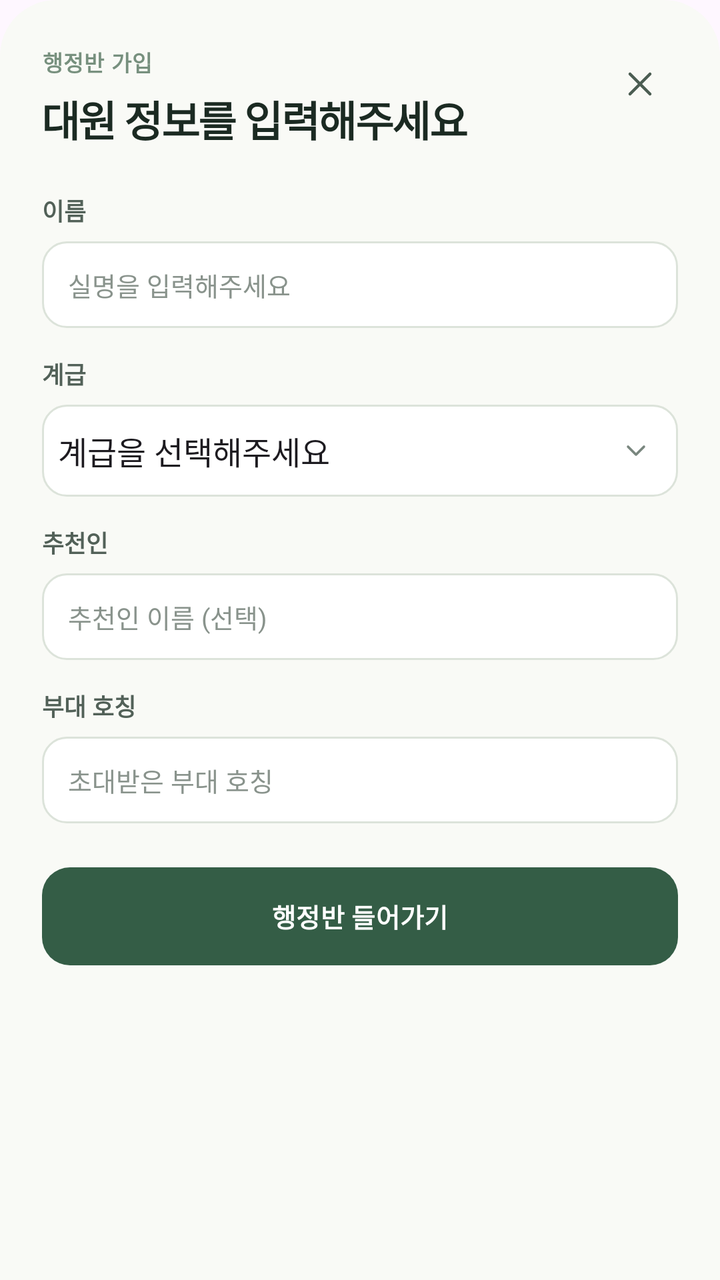
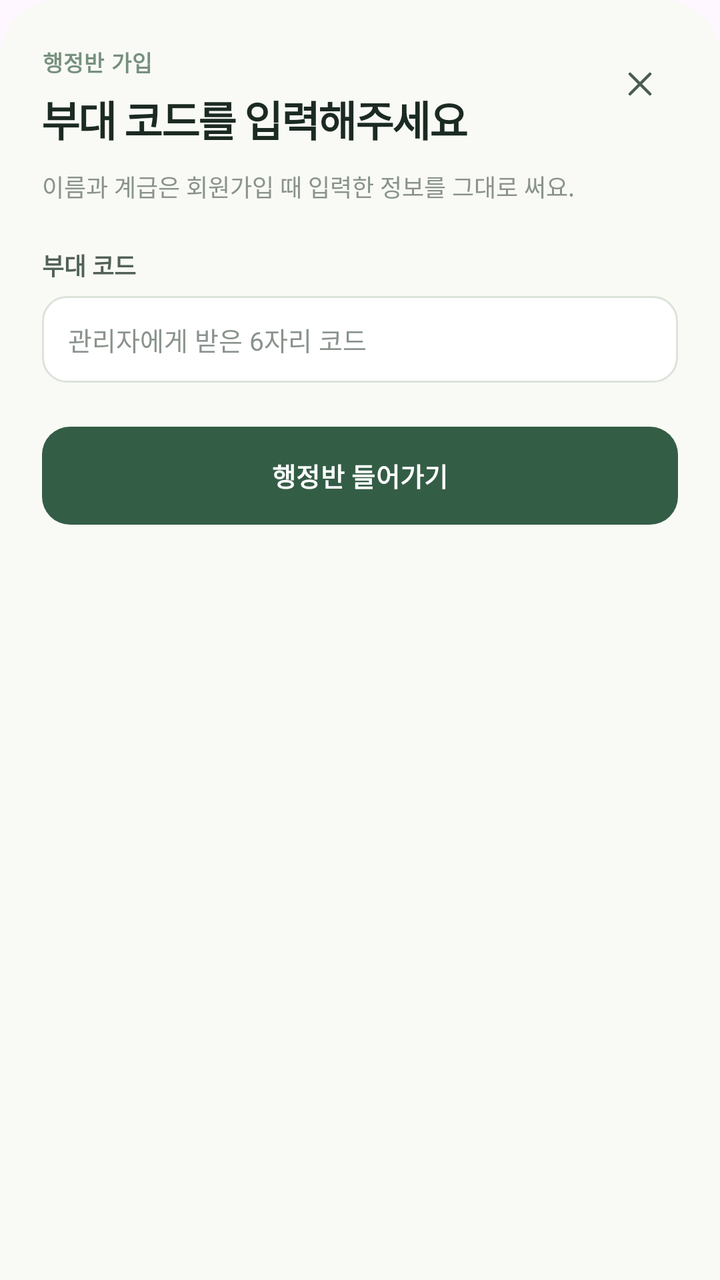

The first picture is an Android layout as it rendered before a commit; the second is the same layout after the commit. The layout source and the unified diff follow.
<!-- AndroidManifest.xml: application theme Theme.Jjamyechan -->
<!-- res/layout/sheet_join.xml -->
<?xml version="1.0" encoding="utf-8"?>
<ScrollView xmlns:android="http://schemas.android.com/apk/res/android"
    xmlns:app="http://schemas.android.com/apk/res-auto"
    android:layout_width="match_parent"
    android:layout_height="wrap_content"
    android:background="@drawable/bg_sheet"
    android:scrollbars="none">

<LinearLayout
    android:layout_width="match_parent"
    android:layout_height="wrap_content"
    android:orientation="vertical"
    android:paddingStart="21dp"
    android:paddingTop="23dp"
    android:paddingEnd="21dp"
    android:paddingBottom="24dp">

    
    <LinearLayout
        android:layout_width="match_parent"
        android:layout_height="wrap_content"
        android:orientation="horizontal">

        <LinearLayout
            android:layout_width="0dp"
            android:layout_height="wrap_content"
            android:layout_weight="1"
            android:orientation="vertical">

            <TextView
                android:id="@+id/tv_sheet_kicker"
                style="@style/JjamText.Kicker"
                android:layout_width="wrap_content"
                android:layout_height="wrap_content"
                android:text="@string/join_kicker" />

            <TextView
                android:id="@+id/tv_sheet_title"
                style="@style/JjamText.SheetTitle"
                android:layout_width="wrap_content"
                android:layout_height="wrap_content"
                android:layout_marginTop="5dp"
                android:text="@string/join_title" />
        </LinearLayout>

        <ImageButton
            android:id="@+id/btn_close"
            android:layout_width="@dimen/icon_button"
            android:layout_height="@dimen/icon_button"
            android:background="@drawable/bg_icon_button"
            android:contentDescription="@string/action_close"
            android:padding="9dp"
            android:scaleType="fitCenter"
            android:src="@drawable/ic_close"
            app:tint="@color/icon_default" />
    </LinearLayout>

    
    <LinearLayout
        android:layout_width="match_parent"
        android:layout_height="wrap_content"
        android:layout_marginTop="22dp"
        android:orientation="vertical">

        <TextView
            style="@style/JjamText.FormLabel"
            android:layout_width="wrap_content"
            android:layout_height="wrap_content"
            android:layout_marginTop="0dp"
            android:text="@string/label_name" />

        <EditText
            android:id="@+id/et_name"
            style="@style/JjamInput"
            android:autofillHints=""
            android:hint="@string/hint_name" />
        <TextView
            style="@style/JjamText.FormLabel"
            android:layout_width="wrap_content"
            android:layout_height="wrap_content"
            android:layout_marginTop="14dp"
            android:text="@string/label_rank" />

        <Spinner
            android:id="@+id/sp_rank"
            style="@style/JjamSpinner"
            android:entries="@array/ranks" />
        <TextView
            style="@style/JjamText.FormLabel"
            android:layout_width="wrap_content"
            android:layout_height="wrap_content"
            android:layout_marginTop="14dp"
            android:text="@string/label_referrer" />

        <EditText
            android:id="@+id/et_referrer"
            style="@style/JjamInput"
            android:autofillHints=""
            android:hint="@string/hint_referrer" />
        <TextView
            style="@style/JjamText.FormLabel"
            android:layout_width="wrap_content"
            android:layout_height="wrap_content"
            android:layout_marginTop="14dp"
            android:text="@string/label_unit_nickname" />

        <EditText
            android:id="@+id/et_unit_nickname"
            style="@style/JjamInput"
            android:autofillHints=""
            android:hint="@string/hint_unit_nickname_join" />
    </LinearLayout>

    <com.google.android.material.button.MaterialButton
        android:id="@+id/btn_submit"
        style="@style/JjamButton"
        android:layout_width="match_parent"
        android:layout_marginTop="22dp"
        android:text="@string/join_submit" />

</LinearLayout>
</ScrollView>
<!-- resources referenced by this layout -->
<resources>
  <string-array name="ranks">
          <item>계급을 선택해주세요</item>
          <item>이병</item>
          <item>일병</item>
          <item>상병</item>
          <item>병장</item>
      </string-array>
  <color name="icon_default">#FF4B5D52</color>
  <dimen name="icon_button">38dp</dimen>
  <!-- drawable bg_sheet (drawable) -->
  <?xml version="1.0" encoding="utf-8"?>
  <shape xmlns:android="http://schemas.android.com/apk/res/android"
      android:shape="rectangle">
      <solid android:color="@color/sheet_bg" />
      <corners
          android:topLeftRadius="28dp"
          android:topRightRadius="28dp" />
  </shape>
  <string name="action_close">닫기</string>
  <string name="hint_name">실명을 입력해주세요</string>
  <string name="hint_referrer">추천인 이름 (선택)</string>
  <string name="hint_unit_nickname_join">초대받은 부대 호칭</string>
  <string name="join_kicker">행정반 가입</string>
  <string name="join_submit">행정반 들어가기</string>
  <string name="join_title">대원 정보를 입력해주세요</string>
  <string name="label_name">이름</string>
  <string name="label_rank">계급</string>
  <string name="label_referrer">추천인</string>
  <string name="label_unit_nickname">부대 호칭</string>
  <style name="JjamSpinner">
          <item name="android:layout_width">match_parent</item>
          <item name="android:layout_height">46dp</item>
          <item name="android:layout_marginTop">7dp</item>
          <item name="android:background">@drawable/bg_spinner</item>
          <item name="android:paddingEnd">32dp</item>
          <item name="android:popupBackground">@color/surface</item>
      </style>
  <style name="JjamText.FormLabel">
          <item name="android:textSize">@dimen/text_caption</item>
          <item name="android:textStyle">bold</item>
          <item name="android:textColor">@color/form_label</item>
      </style>
  <style name="JjamText.SheetTitle">
          <item name="android:textSize">21sp</item>
          <item name="android:textStyle">bold</item>
          <item name="android:letterSpacing">-0.04</item>
      </style>
  <style name="Theme.Jjamyechan" parent="Base.Theme.Jjamyechan" />
  <color name="label_icon_bg">#FFE8EEE2</color>
  <color name="sheet_bg">#FFF9FAF6</color>
  <color name="primary">#FF345D46</color>
  <color name="on_dark">#FFFFFFFF</color>
  <dimen name="text_body">13sp</dimen>
  <color name="input_text">#FF293E31</color>
  <color name="text_muted">#FF89938C</color>
  <!-- drawable bg_spinner (drawable) -->
  <?xml version="1.0" encoding="utf-8"?>
  <layer-list xmlns:android="http://schemas.android.com/apk/res/android">
      <item android:drawable="@drawable/bg_input" />
      <item
          android:width="16dp"
          android:height="16dp"
          android:drawable="@drawable/ic_chevron_down"
          android:end="13dp"
          android:gravity="end|center_vertical" />
  </layer-list>
  <color name="surface">#FFFFFFFF</color>
  <dimen name="text_caption">12sp</dimen>
  <color name="form_label">#FF526158</color>
  <dimen name="text_tiny">11sp</dimen>
  <color name="text_kicker">#FF77907E</color>
  <style name="Base.Theme.Jjamyechan" parent="Theme.Material3.DayNight.NoActionBar">
          
          
          <item name="colorPrimary">@color/primary</item>
          <item name="colorOnPrimary">@color/on_dark</item>
      </style>
  <color name="input_focus">#FF6C8A73</color>
  <color name="input_stroke">#FFDCE3DA</color>
  <!-- drawable ic_chevron_down (drawable) -->
  <?xml version="1.0" encoding="utf-8"?>
  <vector xmlns:android="http://schemas.android.com/apk/res/android"
      android:width="24dp"
      android:height="24dp"
      android:viewportWidth="24"
      android:viewportHeight="24">
      <path
          android:pathData="m6 9 6 6 6-6"
          android:strokeWidth="1.8"
          android:strokeColor="@color/text_hint"
          android:strokeLineCap="round"
          android:strokeLineJoin="round" />
  </vector>
  <color name="text_hint">#FF7A877F</color>
  <!-- unchanged entries left out for length: 6 -->
</resources>

<!-- the commit's change to res/layout/sheet_join.xml (unified diff, before → after) -->
@@ -56,60 +56,29 @@
     </LinearLayout>
 
     
-    <LinearLayout
-        android:layout_width="match_parent"
+    <TextView
+        style="@style/JjamText.Caption"
+        android:layout_width="wrap_content"
+        android:layout_height="wrap_content"
+        android:layout_marginTop="10dp"
+        android:text="@string/join_desc" />
+
+    
+    <TextView
+        style="@style/JjamText.FormLabel"
+        android:layout_width="wrap_content"
         android:layout_height="wrap_content"
         android:layout_marginTop="22dp"
-        android:orientation="vertical">
+        android:text="@string/label_unit_code" />
 
-        <TextView
-            style="@style/JjamText.FormLabel"
-            android:layout_width="wrap_content"
-            android:layout_height="wrap_content"
-            android:layout_marginTop="0dp"
-            android:text="@string/label_name" />
-
-        <EditText
-            android:id="@+id/et_name"
-            style="@style/JjamInput"
-            android:autofillHints=""
-            android:hint="@string/hint_name" />
-        <TextView
-            style="@style/JjamText.FormLabel"
-            android:layout_width="wrap_content"
-            android:layout_height="wrap_content"
-            android:layout_marginTop="14dp"
-            android:text="@string/label_rank" />
-
-        <Spinner
-            android:id="@+id/sp_rank"
-            style="@style/JjamSpinner"
-            android:entries="@array/ranks" />
-        <TextView
-            style="@style/JjamText.FormLabel"
-            android:layout_width="wrap_content"
-            android:layout_height="wrap_content"
-            android:layout_marginTop="14dp"
-            android:text="@string/label_referrer" />
-
-        <EditText
-            android:id="@+id/et_referrer"
-            style="@style/JjamInput"
-            android:autofillHints=""
-            android:hint="@string/hint_referrer" />
-        <TextView
-            style="@style/JjamText.FormLabel"
-            android:layout_width="wrap_content"
-            android:layout_height="wrap_content"
-            android:layout_marginTop="14dp"
-            android:text="@string/label_unit_nickname" />
-
-        <EditText
-            android:id="@+id/et_unit_nickname"
-            style="@style/JjamInput"
-            android:autofillHints=""
-            android:hint="@string/hint_unit_nickname_join" />
-    </LinearLayout>
+    
+    <EditText
+        android:id="@+id/et_unit_code"
+        style="@style/JjamInput"
+        android:autofillHints=""
+        android:hint="@string/hint_unit_code"
+        android:inputType="textCapCharacters"
+        android:maxLength="6" />
 
     <com.google.android.material.button.MaterialButton
         android:id="@+id/btn_submit"
<!-- resource entries referenced after the edit -->
@@ -1,12 +1,5 @@
 <!-- resources referenced by this layout -->
 <resources>
-  <string-array name="ranks">
-          <item>계급을 선택해주세요</item>
-          <item>이병</item>
-          <item>일병</item>
-          <item>상병</item>
-          <item>병장</item>
-      </string-array>
   <color name="icon_default">#FF4B5D52</color>
   <dimen name="icon_button">38dp</dimen>
   <!-- drawable bg_sheet (drawable) -->
@@ -19,23 +12,15 @@
           android:topRightRadius="28dp" />
   </shape>
   <string name="action_close">닫기</string>
-  <string name="hint_name">실명을 입력해주세요</string>
-  <string name="hint_referrer">추천인 이름 (선택)</string>
-  <string name="hint_unit_nickname_join">초대받은 부대 호칭</string>
+  <string name="hint_unit_code">관리자에게 받은 6자리 코드</string>
+  <string name="join_desc">이름과 계급은 회원가입 때 입력한 정보를 그대로 써요.</string>
   <string name="join_kicker">행정반 가입</string>
   <string name="join_submit">행정반 들어가기</string>
-  <string name="join_title">대원 정보를 입력해주세요</string>
-  <string name="label_name">이름</string>
-  <string name="label_rank">계급</string>
-  <string name="label_referrer">추천인</string>
-  <string name="label_unit_nickname">부대 호칭</string>
-  <style name="JjamSpinner">
-          <item name="android:layout_width">match_parent</item>
-          <item name="android:layout_height">46dp</item>
-          <item name="android:layout_marginTop">7dp</item>
-          <item name="android:background">@drawable/bg_spinner</item>
-          <item name="android:paddingEnd">32dp</item>
-          <item name="android:popupBackground">@color/surface</item>
+  <string name="join_title">부대 코드를 입력해주세요</string>
+  <string name="label_unit_code">부대 코드</string>
+  <style name="JjamText.Caption">
+          <item name="android:textSize">@dimen/text_caption</item>
+          <item name="android:textColor">@color/text_muted</item>
       </style>
   <style name="JjamText.FormLabel">
           <item name="android:textSize">@dimen/text_caption</item>
@@ -55,17 +40,6 @@
   <dimen name="text_body">13sp</dimen>
   <color name="input_text">#FF293E31</color>
   <color name="text_muted">#FF89938C</color>
-  <!-- drawable bg_spinner (drawable) -->
-  <?xml version="1.0" encoding="utf-8"?>
-  <layer-list xmlns:android="http://schemas.android.com/apk/res/android">
-      <item android:drawable="@drawable/bg_input" />
-      <item
-          android:width="16dp"
-          android:height="16dp"
-          android:drawable="@drawable/ic_chevron_down"
-          android:end="13dp"
-          android:gravity="end|center_vertical" />
-  </layer-list>
   <color name="surface">#FFFFFFFF</color>
   <dimen name="text_caption">12sp</dimen>
   <color name="form_label">#FF526158</color>
@@ -79,21 +53,6 @@
       </style>
   <color name="input_focus">#FF6C8A73</color>
   <color name="input_stroke">#FFDCE3DA</color>
-  <!-- drawable ic_chevron_down (drawable) -->
-  <?xml version="1.0" encoding="utf-8"?>
-  <vector xmlns:android="http://schemas.android.com/apk/res/android"
-      android:width="24dp"
-      android:height="24dp"
-      android:viewportWidth="24"
-      android:viewportHeight="24">
-      <path
-          android:pathData="m6 9 6 6 6-6"
-          android:strokeWidth="1.8"
-          android:strokeColor="@color/text_hint"
-          android:strokeLineCap="round"
-          android:strokeLineJoin="round" />
-  </vector>
-  <color name="text_hint">#FF7A877F</color>
   <!-- unchanged entries left out for length: 6 -->
 </resources>
 
